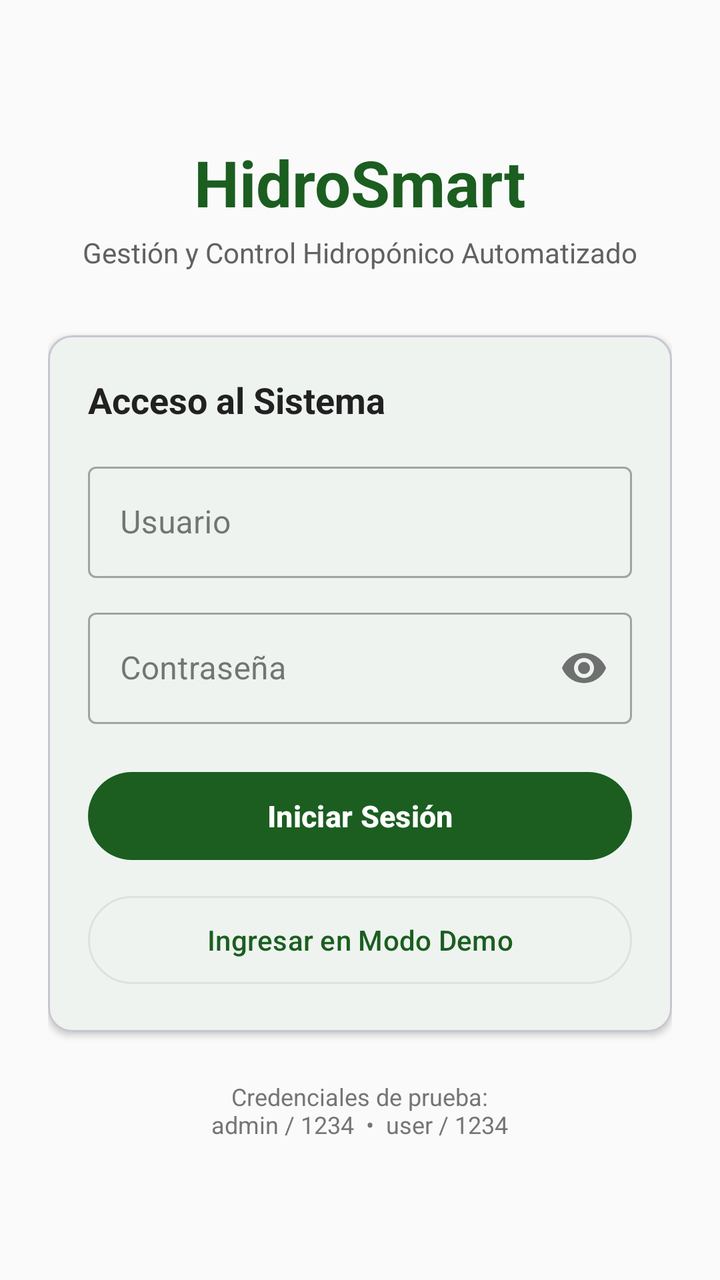
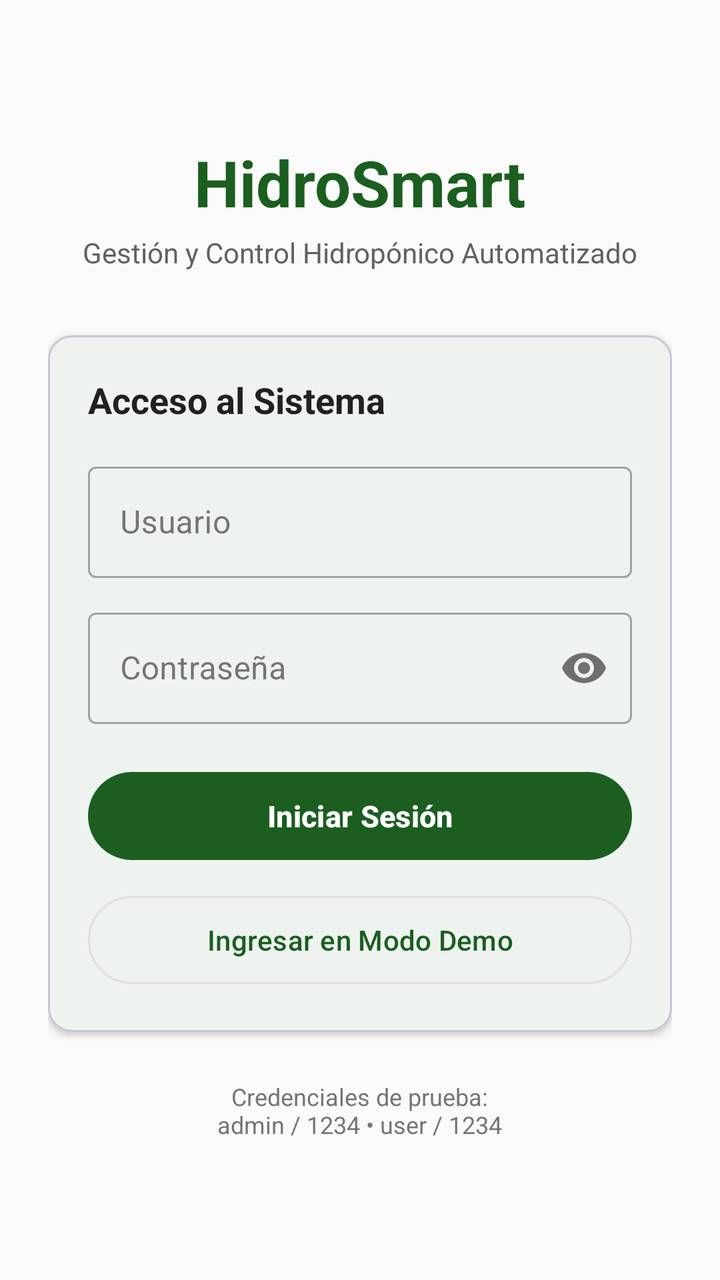

Screens rendered from an Android XML layout before and after an edit, with the pre-edit source and the edit as a unified diff.
<!-- AndroidManifest.xml: application theme Theme.HidroSmart -->
<!-- res/layout/activity_login.xml -->
<?xml version="1.0" encoding="utf-8"?>
<ScrollView xmlns:android="http://schemas.android.com/apk/res/android"
    xmlns:app="http://schemas.android.com/apk/res-auto"
    android:id="@+id/login_root"
    android:layout_width="match_parent"
    android:layout_height="match_parent"
    android:background="@color/fondo_pantalla"
    android:fillViewport="true">

    <LinearLayout
        android:layout_width="match_parent"
        android:layout_height="wrap_content"
        android:gravity="center"
        android:orientation="vertical"
        android:padding="24dp">

        <TextView
            android:layout_width="wrap_content"
            android:layout_height="wrap_content"
            android:text="@string/app_name"
            android:textColor="@color/verde_primario"
            android:textSize="32sp"
            android:textStyle="bold" />

        <TextView
            android:layout_width="wrap_content"
            android:layout_height="wrap_content"
            android:layout_marginTop="4dp"
            android:text="Gestión y Control Hidropónico Automatizado"
            android:textColor="@color/texto_secundario"
            android:textSize="14sp" />

        <com.google.android.material.card.MaterialCardView
            android:layout_width="match_parent"
            android:layout_height="wrap_content"
            android:layout_marginTop="32dp"
            app:cardCornerRadius="12dp"
            app:cardElevation="2dp">

            <LinearLayout
                android:layout_width="match_parent"
                android:layout_height="wrap_content"
                android:orientation="vertical"
                android:padding="20dp">

                <TextView
                    android:layout_width="wrap_content"
                    android:layout_height="wrap_content"
                    android:text="Acceso al Sistema"
                    android:textColor="@color/texto_principal"
                    android:textSize="18sp"
                    android:textStyle="bold" />

                <com.google.android.material.textfield.TextInputLayout
                    android:layout_width="match_parent"
                    android:layout_height="wrap_content"
                    android:layout_marginTop="16dp"
                    android:hint="Usuario"
                    style="@style/Widget.MaterialComponents.TextInputLayout.OutlinedBox">

                    <com.google.android.material.textfield.TextInputEditText
                        android:id="@+id/etUsuario"
                        android:layout_width="match_parent"
                        android:layout_height="wrap_content"
                        android:inputType="textNoSuggestions"
                        android:maxLines="1" />
                </com.google.android.material.textfield.TextInputLayout>

                <com.google.android.material.textfield.TextInputLayout
                    android:layout_width="match_parent"
                    android:layout_height="wrap_content"
                    android:layout_marginTop="12dp"
                    android:hint="Contraseña"
                    app:passwordToggleEnabled="true"
                    style="@style/Widget.MaterialComponents.TextInputLayout.OutlinedBox">

                    <com.google.android.material.textfield.TextInputEditText
                        android:id="@+id/etContrasena"
                        android:layout_width="match_parent"
                        android:layout_height="wrap_content"
                        android:inputType="textPassword"
                        android:maxLines="1" />
                </com.google.android.material.textfield.TextInputLayout>

                
                <Button
                    android:id="@+id/btnIngresar"
                    android:layout_width="match_parent"
                    android:layout_height="52dp"
                    android:layout_marginTop="20dp"
                    android:text="Iniciar Sesión"
                    android:textSize="15sp"
                    android:textStyle="bold" />

                
                <Button
                    android:id="@+id/btnDemo"
                    style="?attr/materialButtonOutlinedStyle"
                    android:layout_width="match_parent"
                    android:layout_height="52dp"
                    android:layout_marginTop="10dp"
                    android:text="Ingresar en Modo Demo"
                    android:textSize="14sp" />

            </LinearLayout>
        </com.google.android.material.card.MaterialCardView>

        <TextView
            android:layout_width="wrap_content"
            android:layout_height="wrap_content"
            android:layout_marginTop="24dp"
            android:text="Credenciales de prueba:\nadmin / 1234  •  user / 1234"
            android:textAlignment="center"
            android:textColor="@color/texto_terciario"
            android:textSize="12sp" />

    </LinearLayout>
</ScrollView>
<!-- resources referenced by this layout -->
<resources>
  <color name="fondo_pantalla">#FAFAFA</color>
  <color name="texto_principal">#212121</color>
  <color name="texto_secundario">#616161</color>
  <color name="texto_terciario">#757575</color>
  <color name="verde_primario">#1B5E20</color>
  <string name="app_name">HidroSmart</string>
  <style name="Theme.HidroSmart" parent="Base.Theme.HidroSmart" />
  <style name="Base.Theme.HidroSmart" parent="Theme.Material3.DayNight.NoActionBar">
          <item name="colorPrimary">@color/verde_primario</item>
          <item name="colorPrimaryVariant">@color/verde_primario_variante</item>
          <item name="colorOnPrimary">@color/white</item>
          <item name="colorSecondary">@color/verde_secundario</item>
          <item name="colorOnSecondary">@color/white</item>
          <item name="colorSurface">@color/superficie_tarjeta</item>
          <item name="colorOnSurface">@color/texto_principal</item>
          <item name="colorSurfaceVariant">@color/fondo_pantalla</item>
          <item name="colorOnSurfaceVariant">@color/texto_secundario</item>
          <item name="colorOutline">@color/divisor</item>
          <item name="colorError">@color/alerta_error</item>
          <item name="colorOnError">@color/white</item>
          <item name="android:statusBarColor">@color/verde_primario</item>
          <item name="android:windowLightStatusBar">false</item>
          <item name="android:navigationBarColor">@color/fondo_pantalla</item>
          <item name="android:windowLightNavigationBar">true</item>
          <item name="android:windowBackground">@color/fondo_pantalla</item>
      </style>
  <color name="verde_primario_variante">#003300</color>
  <color name="white">#FFFFFFFF</color>
  <color name="verde_secundario">#2E7D32</color>
  <color name="superficie_tarjeta">#FFFFFF</color>
  <color name="divisor">#E0E0E0</color>
  <color name="alerta_error">#B71C1C</color>
</resources>

<!-- the commit's change to res/layout/activity_login.xml (unified diff, before → after) -->
@@ -26,7 +26,7 @@
             android:layout_width="wrap_content"
             android:layout_height="wrap_content"
             android:layout_marginTop="4dp"
-            android:text="Gestión y Control Hidropónico Automatizado"
+            android:text="@string/login_subtitulo"
             android:textColor="@color/texto_secundario"
             android:textSize="14sp" />
 
@@ -46,7 +46,7 @@
                 <TextView
                     android:layout_width="wrap_content"
                     android:layout_height="wrap_content"
-                    android:text="Acceso al Sistema"
+                    android:text="@string/login_titulo_acceso"
                     android:textColor="@color/texto_principal"
                     android:textSize="18sp"
                     android:textStyle="bold" />
@@ -55,7 +55,7 @@
                     android:layout_width="match_parent"
                     android:layout_height="wrap_content"
                     android:layout_marginTop="16dp"
-                    android:hint="Usuario"
+                    android:hint="@string/login_usuario"
                     style="@style/Widget.MaterialComponents.TextInputLayout.OutlinedBox">
 
                     <com.google.android.material.textfield.TextInputEditText
@@ -70,7 +70,7 @@
                     android:layout_width="match_parent"
                     android:layout_height="wrap_content"
                     android:layout_marginTop="12dp"
-                    android:hint="Contraseña"
+                    android:hint="@string/login_contrasena"
                     app:passwordToggleEnabled="true"
                     style="@style/Widget.MaterialComponents.TextInputLayout.OutlinedBox">
 
@@ -88,7 +88,7 @@
                     android:layout_width="match_parent"
                     android:layout_height="52dp"
                     android:layout_marginTop="20dp"
-                    android:text="Iniciar Sesión"
+                    android:text="@string/login_ingresar"
                     android:textSize="15sp"
                     android:textStyle="bold" />
 
@@ -99,7 +99,7 @@
                     android:layout_width="match_parent"
                     android:layout_height="52dp"
                     android:layout_marginTop="10dp"
-                    android:text="Ingresar en Modo Demo"
+                    android:text="@string/login_modo_demo"
                     android:textSize="14sp" />
 
             </LinearLayout>
@@ -109,7 +109,7 @@
             android:layout_width="wrap_content"
             android:layout_height="wrap_content"
             android:layout_marginTop="24dp"
-            android:text="Credenciales de prueba:\nadmin / 1234  •  user / 1234"
+            android:text="@string/login_credenciales_prueba"
             android:textAlignment="center"
             android:textColor="@color/texto_terciario"
             android:textSize="12sp" />
<!-- resource entries referenced after the edit -->
@@ -6,6 +6,13 @@
   <color name="texto_terciario">#757575</color>
   <color name="verde_primario">#1B5E20</color>
   <string name="app_name">HidroSmart</string>
+  <string name="login_contrasena">Contraseña</string>
+  <string name="login_credenciales_prueba">Credenciales de prueba:\nadmin / 1234  •  user / 1234</string>
+  <string name="login_ingresar">Iniciar Sesión</string>
+  <string name="login_modo_demo">Ingresar en Modo Demo</string>
+  <string name="login_subtitulo">Gestión y Control Hidropónico Automatizado</string>
+  <string name="login_titulo_acceso">Acceso al Sistema</string>
+  <string name="login_usuario">Usuario</string>
   <style name="Theme.HidroSmart" parent="Base.Theme.HidroSmart" />
   <style name="Base.Theme.HidroSmart" parent="Theme.Material3.DayNight.NoActionBar">
           <item name="colorPrimary">@color/verde_primario</item>
